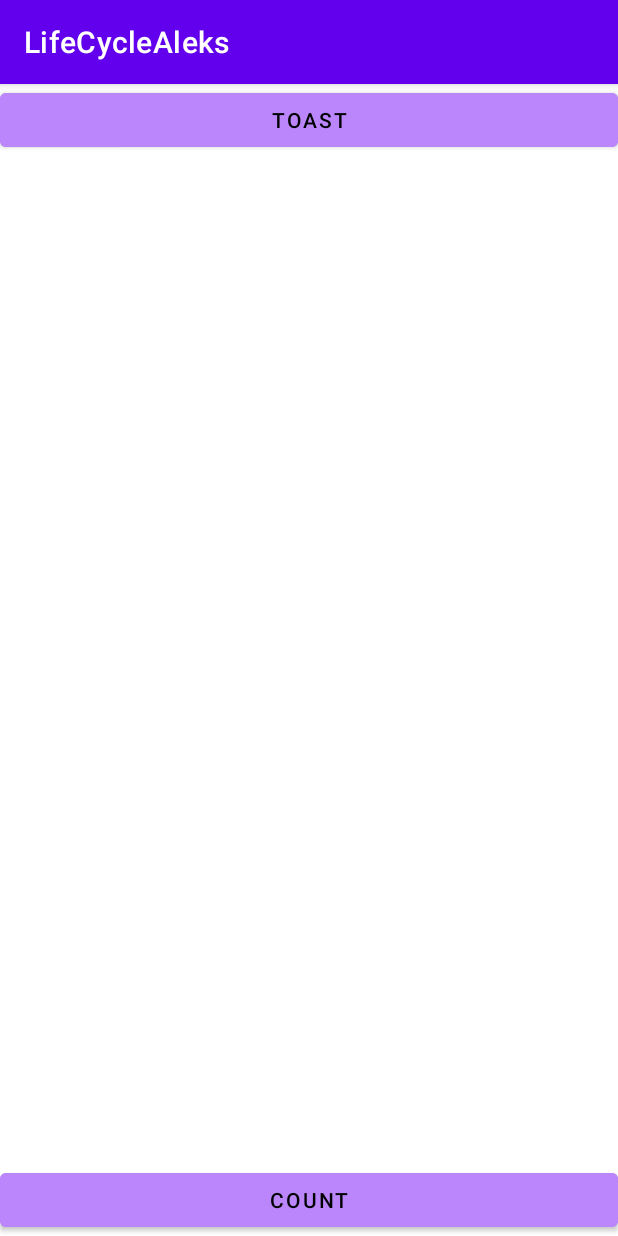
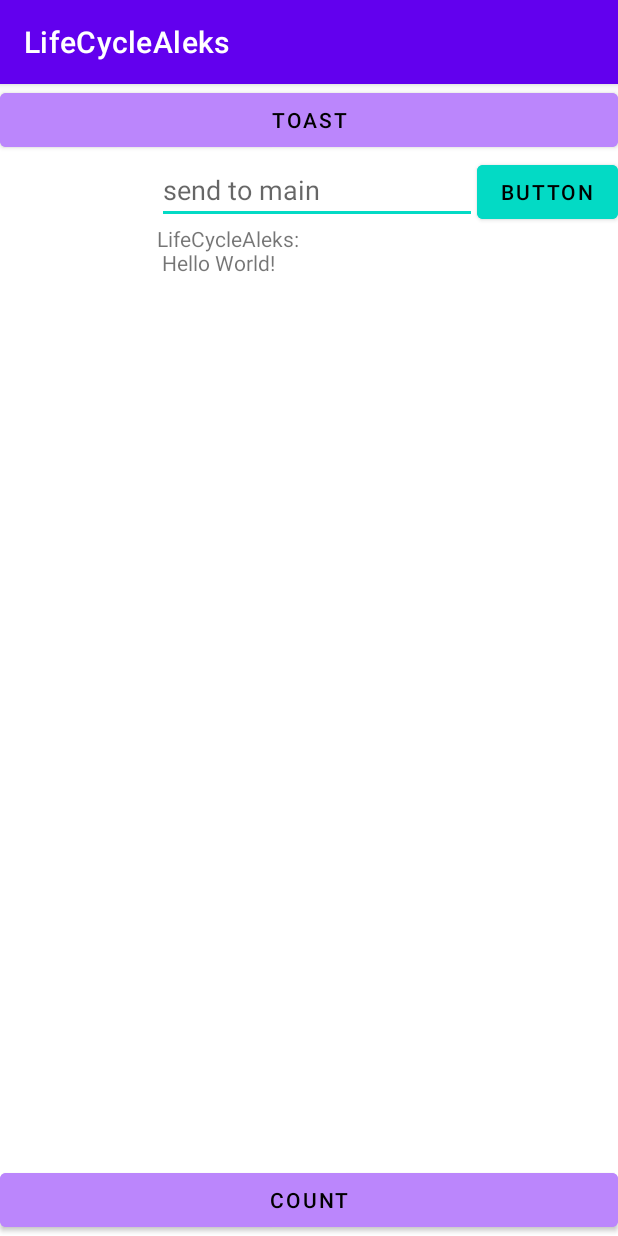
Before and after one commit to pavelfire/LifeCycleAleks, an Android app: the screen it shows after launch (Lesson1Activity), after a tap on "BTLESSON1", on a phone screen of 412 x 824 dp. Run offline under Robolectric (Android 15) with nearby library versions, the phone set to English and light mode, and no system bars.

Commit message:
receving data from Lesson1Activity.kt

```diff
--- a/app/build.gradle
+++ b/app/build.gradle
@@ -34,8 +34,8 @@ android {
 
 dependencies {
 
-    implementation 'androidx.core:core-ktx:1.7.0'
-    implementation 'androidx.appcompat:appcompat:1.6.0'
+    implementation 'androidx.core:core-ktx:1.9.0'
+    implementation 'androidx.appcompat:appcompat:1.6.1'
     implementation 'com.google.android.material:material:1.8.0'
     implementation 'androidx.constraintlayout:constraintlayout:2.1.4'
     testImplementation 'junit:junit:4.13.2'
--- a/app/src/main/java/com/vk/directop/lifecyclealeks/Lesson1Activity.kt
+++ b/app/src/main/java/com/vk/directop/lifecyclealeks/Lesson1Activity.kt
@@ -1,11 +1,33 @@
 package com.vk.directop.lifecyclealeks
 
+import android.app.Activity
+import android.content.Intent
 import androidx.appcompat.app.AppCompatActivity
 import android.os.Bundle
+import android.widget.Button
+import android.widget.EditText
+import android.widget.TextView
 
 class Lesson1Activity : AppCompatActivity() {
     override fun onCreate(savedInstanceState: Bundle?) {
         super.onCreate(savedInstanceState)
         setContentView(R.layout.activity_lesson1)
+
+        val hello: String = intent.extras?.getString(KEY_ONE).toString()
+
+        val tvFromMainActivity = findViewById<TextView>(R.id.tvFromMainActivity)
+        val buttonSend = findViewById<Button>(R.id.button_send)
+        val editText = findViewById<EditText>(R.id.editText)
+
+        tvFromMainActivity.text = hello
+
+        buttonSend.setOnClickListener {
+            val result = Intent().putExtra(
+                RESULT_KEY,
+                editText.text.toString()
+            )
+            setResult(Activity.RESULT_OK, result)
+            finish()
+        }
     }
 }
--- a/app/src/main/java/com/vk/directop/lifecyclealeks/MainActivity.kt
+++ b/app/src/main/java/com/vk/directop/lifecyclealeks/MainActivity.kt
@@ -10,8 +10,8 @@ import androidx.activity.result.ActivityResult
 import androidx.activity.result.contract.ActivityResultContracts
 
 
-private const val KEY_ONE = "HELLO_KEY"
-private const val RESULT_KEY = "RESULT_KEY"
+ const val KEY_ONE = "HELLO_KEY"
+ const val RESULT_KEY = "RESULT_KEY"
 
 class MainActivity : AppCompatActivity() {
 
--- a/app/src/main/res/layout/activity_lesson1.xml
+++ b/app/src/main/res/layout/activity_lesson1.xml
@@ -27,4 +27,34 @@
         app:layout_constraintBottom_toBottomOf="parent"
         app:layout_constraintEnd_toEndOf="parent"
         app:layout_constraintStart_toStartOf="parent" />
+
+    <Button
+        android:id="@+id/button_send"
+        android:layout_width="wrap_content"
+        android:layout_height="wrap_content"
+        android:backgroundTint="@color/teal_200"
+        android:text="Button"
+        android:textColor="@color/black"
+        android:textSize="14sp"
+        app:layout_constraintEnd_toEndOf="parent"
+        app:layout_constraintTop_toBottomOf="@+id/button_toast" />
+
+    <EditText
+        android:id="@+id/editText"
+        android:layout_width="wrap_content"
+        android:layout_height="wrap_content"
+        android:ems="10"
+        android:hint="send to main"
+        android:inputType="textPersonName"
+        app:layout_constraintEnd_toStartOf="@+id/button_send"
+        app:layout_constraintTop_toTopOf="@+id/button_send" />
+
+    <TextView
+        android:id="@+id/tvFromMainActivity"
+        android:layout_width="0dp"
+        android:layout_height="wrap_content"
+        android:text="Received text here"
+        app:layout_constraintEnd_toEndOf="@+id/button_send"
+        app:layout_constraintStart_toStartOf="@+id/editText"
+        app:layout_constraintTop_toBottomOf="@+id/editText" />
 </androidx.constraintlayout.widget.ConstraintLayout>
```
